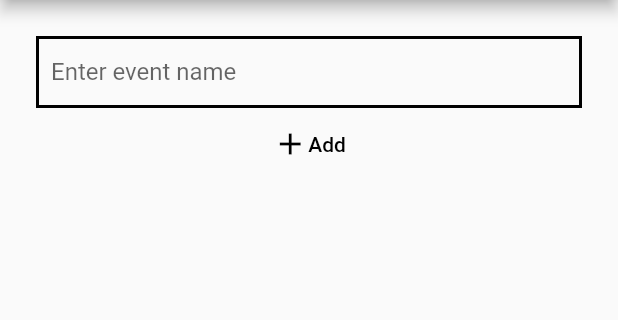
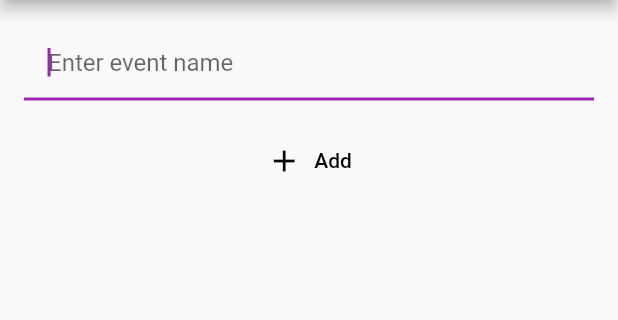
Before and after one commit to Kalimono/CLS055, a Flutter app: the screen it shows after launch, after a tap on the "add" icon, on a phone screen of 412 x 824 dp, the part 84-404 px from its top. Run offline on Flutter 3.47's test engine with Material 2 defaults, Android fonts, the phone set to English and light mode, and no system bars; network calls fail.

Commit message:
Everything is working even properlyer

```diff
--- a/lab1/lab2/lab2/lib/AddEventPage.dart
+++ b/lab1/lab2/lab2/lib/AddEventPage.dart
@@ -1,18 +1,30 @@
 import 'package:flutter/material.dart';
-import 'Networking.dart';
 
 class AddEventPage extends StatefulWidget {
-  final Function(String) addItemCallback;
+  final void Function(String text) addItemCallback;
 
-  const AddEventPage({required this.addItemCallback});
+  AddEventPage({required this.addItemCallback});
 
   @override
-  State<AddEventPage> createState() => _AddEventPageState();
+  _AddEventPageState createState() => _AddEventPageState();
 }
 
 class _AddEventPageState extends State<AddEventPage> {
-  TextEditingController _controller = TextEditingController();
-  Networking networking = Networking();
+  final TextEditingController _textEditingController = TextEditingController();
+  final FocusNode _textFocusNode = FocusNode();
+
+  @override
+  void initState() {
+    super.initState();
+    _textFocusNode.requestFocus();
+  }
+
+  @override
+  void dispose() {
+    _textEditingController.dispose();
+    _textFocusNode.dispose();
+    super.dispose();
+  }
 
   @override
   Widget build(BuildContext context) {
@@ -25,25 +37,29 @@ class _AddEventPageState extends State<AddEventPage> {
         centerTitle: true,
         leading: IconButton(
           icon: Icon(Icons.arrow_back),
-          onPressed: () {},
+          onPressed: () {
+            Navigator.pop(context);
+          },
         ),
       ),
       body: Padding(
-        padding: EdgeInsets.all(24),
+        padding: const EdgeInsets.all(16.0),
         child: Column(
           mainAxisAlignment: MainAxisAlignment.start,
           children: [
             TextField(
-              controller: _controller,
+              controller: _textEditingController,
+              focusNode: _textFocusNode,
               decoration: InputDecoration(
                 enabledBorder: OutlineInputBorder(
                   borderRadius: BorderRadius.zero,
                   borderSide: BorderSide(width: 2.0),
                 ),
-                contentPadding: EdgeInsets.all(10),
+                contentPadding: EdgeInsets.all(16), // Adjusted content padding
                 hintText: "Enter event name",
               ),
             ),
+            SizedBox(height: 16), // Added spacing
             Row(
               mainAxisAlignment: MainAxisAlignment.center,
               children: [
@@ -52,13 +68,13 @@ class _AddEventPageState extends State<AddEventPage> {
                     primary: Colors.black,
                   ),
                   onPressed: () {
-                    widget.addItemCallback(_controller.text);
-                    // networking.postData(_controller.text, false);
+                    widget.addItemCallback(_textEditingController.text);
                     Navigator.of(context).pop();
                   },
                   child: Row(
                     children: [
                       Icon(Icons.add),
+                      SizedBox(width: 8), // Added spacing
                       Text('Add'),
                     ],
                   ),
--- a/lab1/lab2/lab2/lib/MyDropdownButton.dart
+++ b/lab1/lab2/lab2/lib/MyDropdownButton.dart
@@ -1,44 +1,41 @@
 import 'package:flutter/material.dart';
 
 class MyDropdownButton extends StatefulWidget {
-  final Function(String) onSelectOption;
+  final ValueChanged<String> onSelectOption;
+  final String selectedValue; // Pass the currently selected value
 
-  const MyDropdownButton({super.key, required this.onSelectOption});
+  MyDropdownButton({
+    required this.onSelectOption,
+    required this.selectedValue, // Add the selected value as a parameter
+  });
 
   @override
-  State<MyDropdownButton> createState() => _MyDropdownButtonState();
+  _MyDropdownButtonState createState() => _MyDropdownButtonState();
 }
 
 class _MyDropdownButtonState extends State<MyDropdownButton> {
   List<String> list = <String>['all', 'done', 'undone'];
 
-  late String dropdownValue = list.first;
-
   @override
   Widget build(BuildContext context) {
-    return DropdownButton<String>(
-      value: null, // Set the value to null initially
-      icon: const Icon(Icons.arrow_downward),
-      elevation: 16,
-      style: const TextStyle(color: Colors.black),
-      underline: Container(
-        height: 2,
-        color: Colors.deepPurpleAccent,
+    return PopupMenuButton<String>(
+      icon: Icon(
+        Icons.more_vert,
+        color: Colors.black,
       ),
-      onChanged: (String? value) {
-        // This is called when the user selects an item.
-        setState(() {
-          dropdownValue = value!;
-
-          widget.onSelectOption(dropdownValue);
-        });
+      itemBuilder: (BuildContext context) {
+        return list.map((String value) {
+          return PopupMenuItem<String>(
+            value: value,
+            child: Text(value),
+          );
+        }).toList();
       },
-      items: list.map<DropdownMenuItem<String>>((String value) {
-        return DropdownMenuItem<String>(
-          value: value,
-          child: Text(value),
-        );
-      }).toList(),
+      onSelected: (String value) {
+        widget.onSelectOption(value);
+      },
+      // Specify the selected value here
+      initialValue: widget.selectedValue,
     );
   }
 }
```
Also changed, not shown: lab1/lab2/lab2/lib/MyHomePage.dart (+12 -8 lines).
